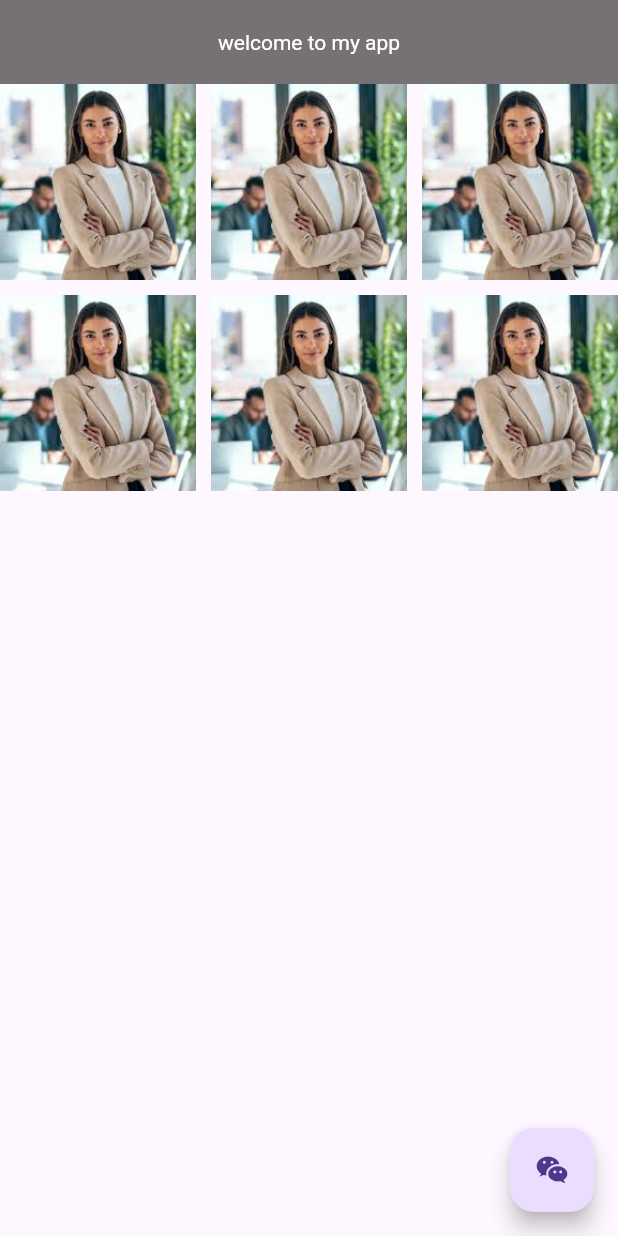
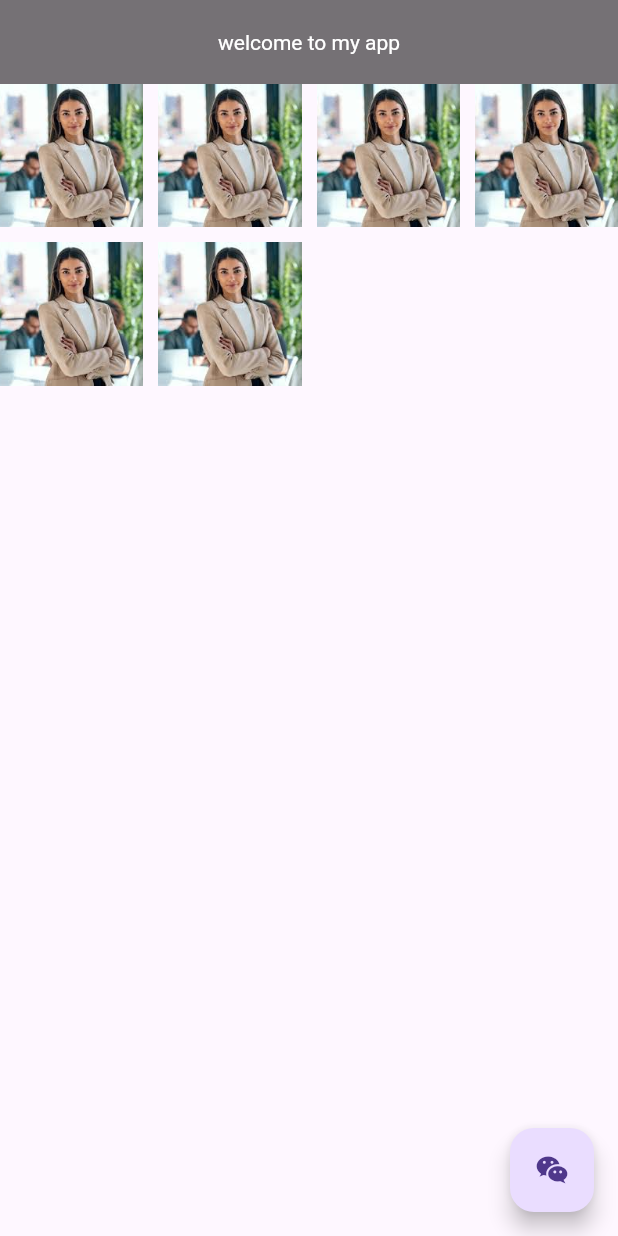
Before and after one commit to faria087/flutter, a Flutter app: the screen it shows after launch, on a phone screen of 412 x 824 dp. Run offline on Flutter 3.47's test engine with Material 3 defaults, Android fonts, the phone set to English and light mode, and no system bars.

Commit message:
gridview max

```diff
--- a/lib/home/screen.dart
+++ b/lib/home/screen.dart
@@ -425,11 +425,12 @@ class _HscreenState extends State<Hscreen> {
       //   ],
       // ),
       body: GridView(
-        gridDelegate: SliverGridDelegateWithFixedCrossAxisCount(
-          crossAxisCount: 3,
+        gridDelegate: SliverGridDelegateWithMaxCrossAxisExtent(
+          maxCrossAxisExtent: 100,
           crossAxisSpacing: 10,
           mainAxisSpacing: 10,
         ),
+
         children: [
           Image.asset('assets/images/1.jpg', fit: BoxFit.cover),
           Image.asset('assets/images/1.jpg', fit: BoxFit.cover),
```
